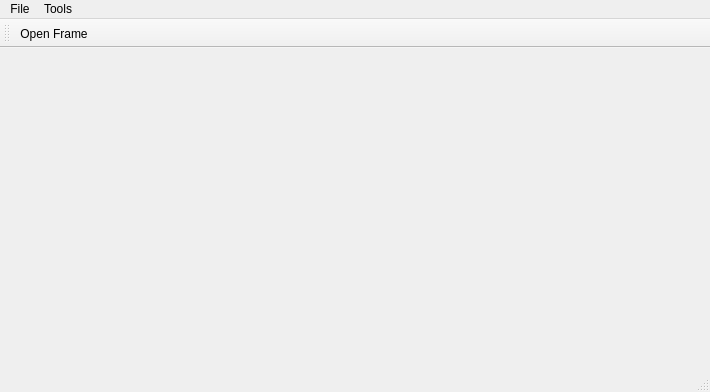
Qt form postprocessor/window/pp_mainwindow.ui (igorg520b/iceMPM_2d_sp) before a commit.
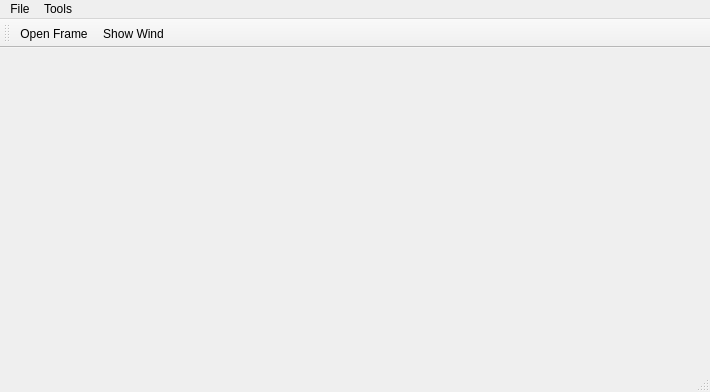
The same form after that commit. Icons and pictures are not drawn.

Commit message: visualize wind as vector grid

```diff
--- a/postprocessor/window/pp_mainwindow.ui
+++ b/postprocessor/window/pp_mainwindow.ui
@@ -68,6 +68,7 @@
     <bool>false</bool>
    </attribute>
    <addaction name="actionOpen_Frame"/>
+   <addaction name="actionShow_Wind"/>
   </widget>
   <action name="action_camera_reset">
    <property name="text">
@@ -110,6 +111,17 @@
     <string>Generate Script</string>
    </property>
   </action>
+  <action name="actionShow_Wind">
+   <property name="checkable">
+    <bool>true</bool>
+   </property>
+   <property name="icon">
+    <iconset theme="weather-fog"/>
+   </property>
+   <property name="text">
+    <string>Show Wind</string>
+   </property>
+  </action>
  </widget>
  <resources>
   <include location="../../icons.qrc"/>
```
Left out of the diff: 1 changed line with no effect on the pictures. The commit also changes 6 other files.
